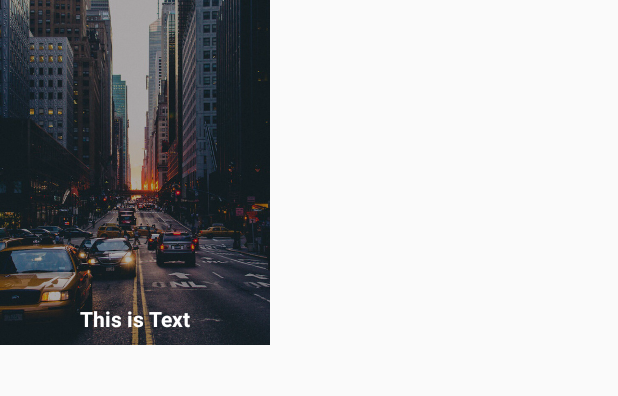
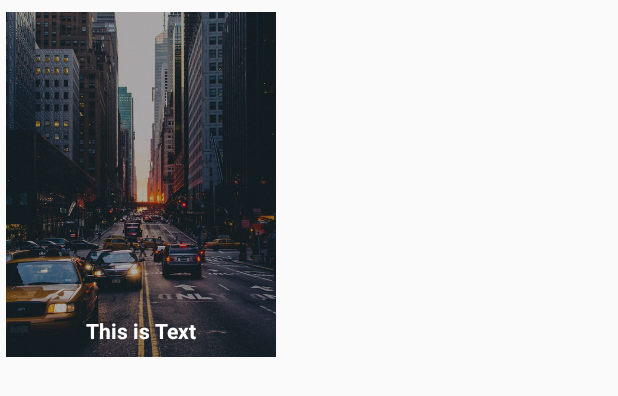
Before and after one commit to zuludin04/Warkop, an Android app: the layout item_city.xml on its own in the app's theme, with its tools: preview values and no code run, on a phone screen of 412 x 824 dp. Shown: the top 396 px of the screen. Run offline under Robolectric (Android 15) with nearby library versions, the phone set to English and light mode, and no system bars; plain views replace RoundRectView.

Commit message:
Change item margin

```diff
--- a/home/src/main/res/layout/item_category.xml
+++ b/home/src/main/res/layout/item_category.xml
@@ -4,6 +4,9 @@
     android:id="@+id/container"
     android:layout_width="wrap_content"
     android:layout_height="wrap_content"
+    android:layout_marginStart="4dp"
+    android:layout_marginTop="8dp"
+    android:layout_marginEnd="4dp"
     app:layout_constraintStart_toStartOf="parent"
     app:shape_roundRect_bottomLeftRadius="10dp"
     app:shape_roundRect_bottomRightRadius="10dp"
--- a/home/src/main/res/layout/item_city.xml
+++ b/home/src/main/res/layout/item_city.xml
@@ -5,6 +5,9 @@
     android:id="@+id/container"
     android:layout_width="180dp"
     android:layout_height="230dp"
+    android:layout_marginStart="4dp"
+    android:layout_marginTop="8dp"
+    android:layout_marginEnd="4dp"
     app:shape_roundRect_bottomLeftRadius="5dp"
     app:shape_roundRect_bottomRightRadius="5dp"
     app:shape_roundRect_topLeftRadius="5dp"
```
Also changed, not shown: home/src/main/java/com/app/zuludin/home/adapter/HomeLayoutAdapter.kt (+2 -5 lines).
